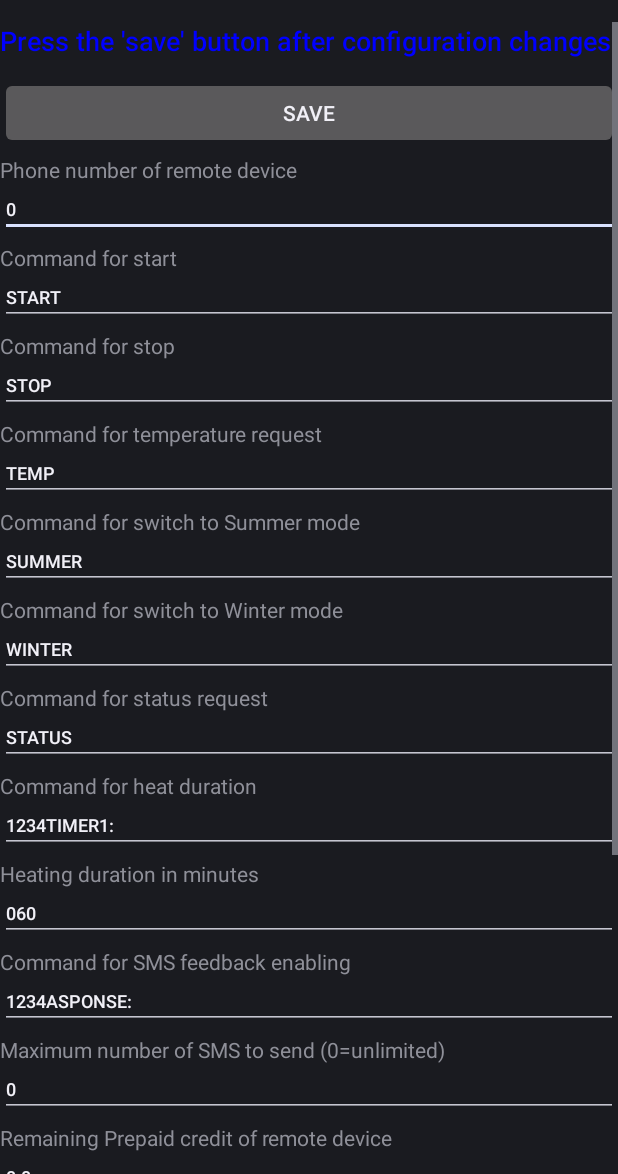
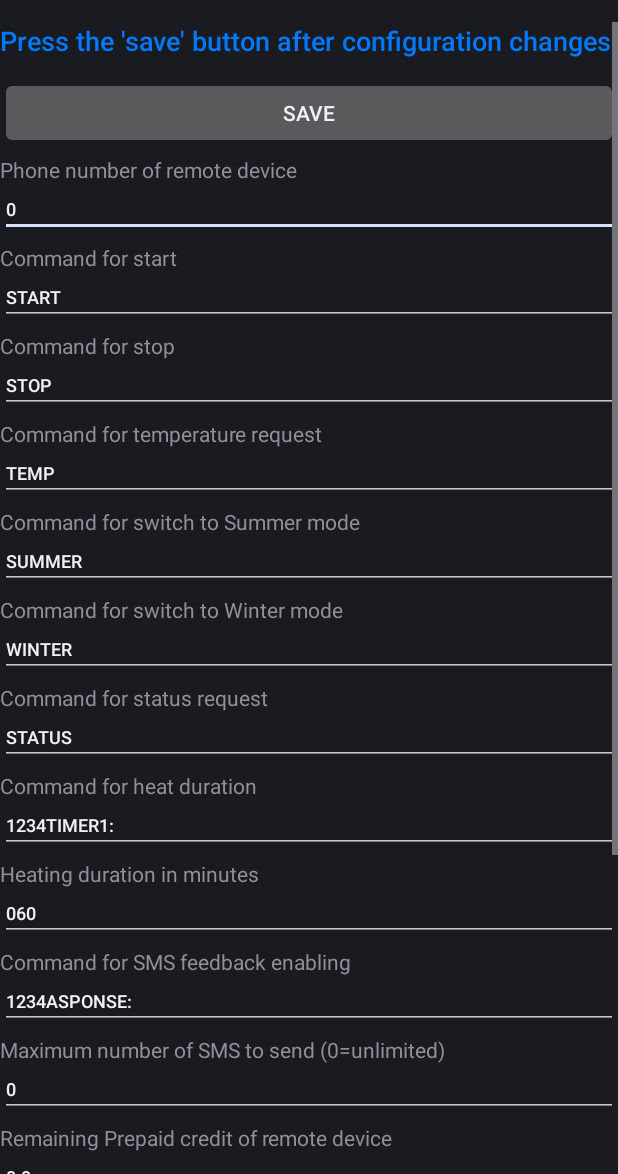
Before and after one commit to dynamitetuning/com.dynamite.heaterrc, an Android app: the ConfigActivity screen opened directly, with no data from a screen before it, on a phone screen of 412 x 824 dp, the part 62-1236 px from its top. Run offline under Robolectric (Android 15) with nearby library versions, the phone set to English and light mode, and no system bars.

Commit message:
Update config.xml

```diff
--- a/app/src/main/res/layout/config.xml
+++ b/app/src/main/res/layout/config.xml
@@ -15,7 +15,7 @@
             android:layout_height="wrap_content"
             android:text="@string/cfg_tvinstruction"
             android:textAppearance="?android:attr/textAppearanceMedium"
-            android:textColor="#0000ff" />
+            android:textColor="#0078FF" />
 
         <Button
             android:id="@+id/savebutton"
```
